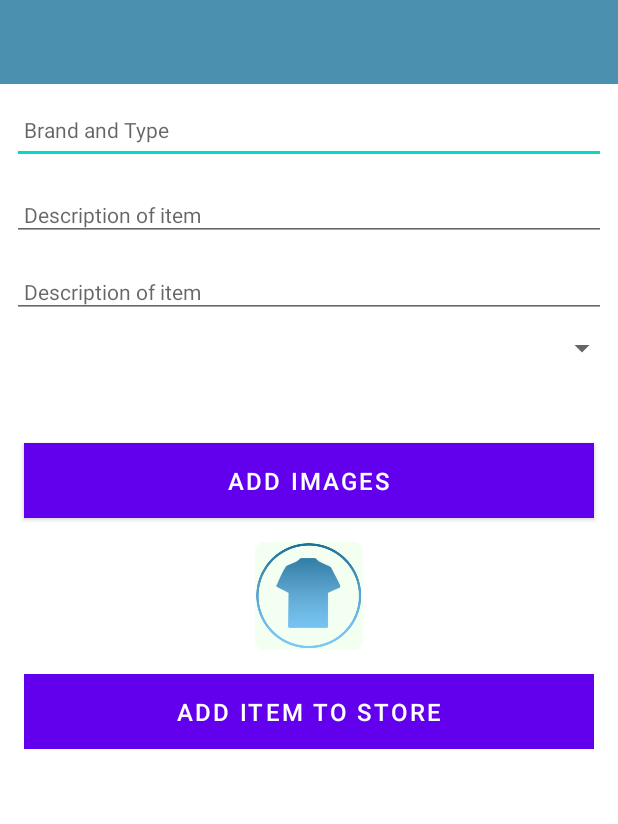
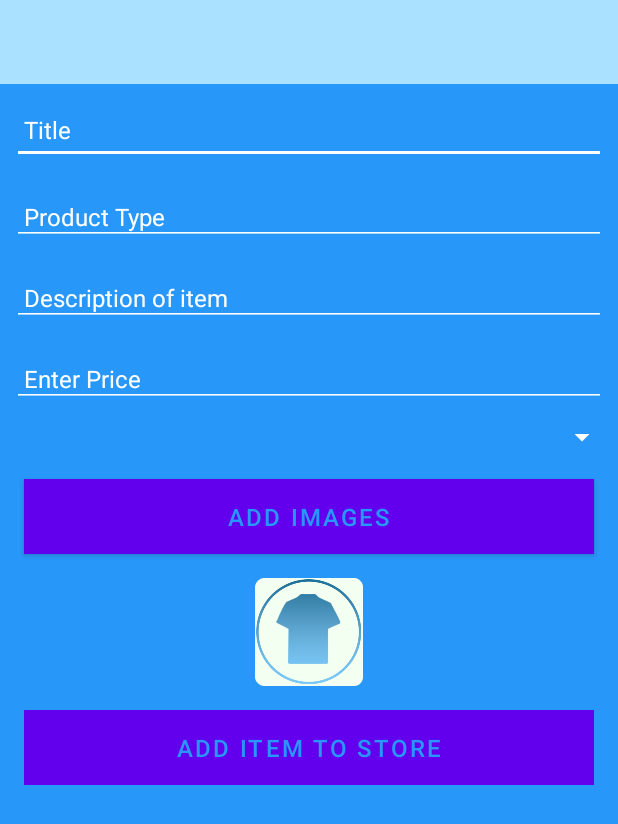
Before and after one commit to JLynch101/Wear-It, an Android app: the layout activity_clothes.xml on its own in the app's theme, with its tools: preview values and no code run, on a phone screen of 412 x 824 dp. Shown: the top 824 px of the screen. Run offline under Robolectric (Android 15) with nearby library versions, the phone set to English and light mode, and no system bars.

Commit message:
Design changes

```diff
--- a/Wear it App/app/src/main/java/ie/wit/wearit/main/ClothesActivity.kt
+++ b/Wear it App/app/src/main/java/ie/wit/wearit/main/ClothesActivity.kt
@@ -55,6 +55,7 @@ class ClothesActivity : AppCompatActivity(), AnkoLogger {
             clothesTitle.setText(clothes.title)
             description.setText(clothes.description)
             price.setText(clothes.price)
+            product.setText(clothes.product)
             clothesImage.setImageBitmap(readImageFromPath(this, clothes.image))
             if (clothes.image != null) {
                 chooseImage.setText(R.string.change_clothes_image)
@@ -66,6 +67,7 @@ class ClothesActivity : AppCompatActivity(), AnkoLogger {
             clothes.title = clothesTitle.text.toString()
             clothes.description = description.text.toString()
             clothes.price = price.text.toString()
+            clothes.product = product.text.toString()
             if (clothes.title.isEmpty()) {
                 toast(R.string.enter_clothes_title)
             } else {
--- a/Wear it App/app/src/main/java/ie/wit/wearit/main/ClothesAdapter.kt
+++ b/Wear it App/app/src/main/java/ie/wit/wearit/main/ClothesAdapter.kt
@@ -13,6 +13,7 @@ import kotlinx.android.synthetic.main.card_clothes.view.*
 import kotlinx.android.synthetic.main.card_clothes.view.clothesTitle
 import kotlinx.android.synthetic.main.card_clothes.view.description
 import kotlinx.android.synthetic.main.card_clothes.view.price as price
+import kotlinx.android.synthetic.main.card_clothes.view.product
 
 
 interface ClothesListener {
@@ -43,6 +44,7 @@ class ClothesAdapter(private var clothess: List<ClothesModel>,
             itemView.clothesTitle.text = clothes.title
             itemView.price.text = clothes.price
             itemView.description.text = clothes.description
+            itemView.product.text = clothes.product
             itemView.imageIcon.setImageBitmap(readImageFromPath(itemView.context, clothes.image))
             itemView.setOnClickListener {
                 listener.onClothesClick(clothes)
--- a/Wear it App/app/src/main/java/ie/wit/wearit/main/models/clothesJSONStore.kt
+++ b/Wear it App/app/src/main/java/ie/wit/wearit/main/models/clothesJSONStore.kt
@@ -47,6 +47,7 @@ class ClothesJSONStore : ClothesStore, AnkoLogger {
             foundClothes.title = clothes.title
             foundClothes.description = clothes.description
             foundClothes.price = clothes.price
+            foundClothes.product = clothes.price
             foundClothes.image = clothes.image
         }
         serialize()
--- a/Wear it App/app/src/main/java/ie/wit/wearit/main/models/clothesMemStore.kt
+++ b/Wear it App/app/src/main/java/ie/wit/wearit/main/models/clothesMemStore.kt
@@ -29,7 +29,8 @@ class ClothesMemStore : ClothesStore, AnkoLogger {
         if (foundClothes != null) {
             foundClothes.title = clothes.title
             foundClothes.description = clothes.description
-            foundClothes.price = clothes.description
+            foundClothes.price = clothes.price
+            foundClothes.product = clothes.product
             foundClothes.image = clothes.image
             logAll();
         }
--- a/Wear it App/app/src/main/java/ie/wit/wearit/main/models/clothesModel.kt
+++ b/Wear it App/app/src/main/java/ie/wit/wearit/main/models/clothesModel.kt
@@ -9,6 +9,7 @@ data class ClothesModel(var id: Long = 0,
                         var title: String = "",
                         var description: String = "",
                         var price: String = "",
+                        var product: String = "",
                         var image: String = "",
                         var lat : Double = 0.0,
                         var lng: Double = 0.0,
--- a/Wear it App/app/src/main/res/layout/activity_clothes.xml
+++ b/Wear it App/app/src/main/res/layout/activity_clothes.xml
@@ -5,7 +5,8 @@
     xmlns:tools="http://schemas.android.com/tools"
     android:layout_width="match_parent"
     android:layout_height="match_parent"
-    tools:context=".main.ClothesActivity">
+    tools:context=".main.ClothesActivity"
+    android:background="@color/dark_blue">
 
     <RelativeLayout
         android:layout_width="match_parent"
@@ -17,9 +18,10 @@
             android:id="@+id/appBarLayout"
             android:layout_width="match_parent"
             android:layout_height="wrap_content"
-            android:background="@color/colorAccent"
+            android:background="@color/light_blue"
             android:fitsSystemWindows="true"
             app:elevation="0dip"
+            android:textColor="@color/dark_blue"
             app:theme="@style/ThemeOverlay.AppCompat.Dark.ActionBar">
 
             <androidx.appcompat.widget.Toolbar
@@ -51,8 +53,25 @@
                     android:maxLength="25"
                     android:maxLines="1"
                     android:padding="8dp"
-                    android:textColor="@color/colorPrimaryDark"
-                    android:textSize="14sp" />
+                    android:textColor="@color/white"
+                    android:textColorHint="@color/white"
+                    android:textSize="16sp"
+                    app:backgroundTint="@color/white"/>
+
+                <EditText
+                    android:id="@+id/product"
+                    android:layout_width="match_parent"
+                    android:layout_height="wrap_content"
+                    android:layout_margin="8dp"
+                    android:hint="Product Type"
+                    android:inputType="text"
+                    android:maxLength="25"
+                    android:maxLines="1"
+                    android:padding="8dp"
+                    android:textColor="@color/white"
+                    android:textColorHint="@color/white"
+                    app:backgroundTint="@color/white"
+                    android:textSize="16sp"/>
 
                 <EditText
                     android:id="@+id/description"
@@ -64,42 +83,47 @@
                     android:maxLength="25"
                     android:maxLines="1"
                     android:padding="8dp"
-                    android:textColor="@color/colorPrimaryDark"
-                    android:textSize="14sp"/>
+                    android:textColor="@color/white"
+                    android:textColorHint="@color/white"
+                    app:backgroundTint="@color/white"
+                    android:textSize="16sp"/>
 
                 <EditText
                     android:id="@+id/price"
                     android:layout_width="match_parent"
                     android:layout_height="wrap_content"
                     android:layout_margin="8dp"
-                    android:hint="@string/hint_clothesDescription"
+                    android:hint="@string/hint_clothesPrice"
                     android:inputType="text"
                     android:maxLength="25"
                     android:maxLines="1"
                     android:padding="8dp"
-                    android:textColor="@color/colorPrimaryDark"
-                    android:textSize="14sp"/>
-<Spinner
-    android:padding="8dp"
-    android:id="@+id/size_spinner"
-    android:layout_width="match_parent"
-    android:layout_height="wrap_content"/>
+                    android:textColor="@color/white"
+                    android:textColorHint="@color/white"
+                    app:backgroundTint="@color/white"
+                    android:textSize="16sp"/>
 
-                <TextView
-                    android:layout_width="match_parent"
-                    android:layout_height="wrap_content"
-                    android:padding="8dp"
-                    android:id="@+id/size_result"/>
+                    <Spinner
+                        android:padding="8dp"
+                        android:id="@+id/size_spinner"
+                        android:layout_width="match_parent"
+                        android:layout_height="wrap_content"
+                        app:backgroundTint="@color/white"
+                        android:theme="@style/mySpinnerItemSelectedStyle"
+                        android:textColorHint="@color/white"
+                        />
+
                 <Button
                     android:id="@+id/chooseImage"
                     android:layout_width="match_parent"
                     android:layout_height="wrap_content"
+                    android:layout_gravity="center"
                     android:layout_margin="16dp"
-                    android:background="@color/colorAccent"
+                    android:background="@color/white"
                     android:paddingBottom="8dp"
                     android:paddingTop="8dp"
                     android:text="@string/button_addImage"
-                    android:textColor="@color/colorPrimary"
+                    android:textColor="@color/dark_blue"
                     android:textSize="16sp"/>
 
                 <ImageView
@@ -114,12 +138,12 @@
                     android:layout_width="match_parent"
                     android:layout_height="wrap_content"
                     android:layout_margin="16dp"
-                    android:background="@color/colorAccent"
+                    android:background="@color/white"
                     android:paddingTop="8dp"
                     android:paddingBottom="8dp"
                     android:stateListAnimator="@null"
                     android:text="@string/button_addClothes"
-                    android:textColor="@color/colorPrimary"
+                    android:textColor="@color/dark_blue"
                     android:textSize="16sp" />
             </LinearLayout>
         </ScrollView>
--- a/Wear it App/app/src/main/res/layout/card_clothes.xml
+++ b/Wear it App/app/src/main/res/layout/card_clothes.xml
@@ -33,6 +33,12 @@
             android:layout_height="wrap_content"
             android:layout_below="@id/clothesTitle"
             android:layout_toRightOf="@+id/imageIcon"/>
+        <TextView
+            android:id="@+id/product"
+            android:layout_width="wrap_content"
+            android:layout_height="wrap_content"
+            android:layout_below="@id/description"
+            android:layout_toRightOf="@+id/imageIcon"/>
 
 
 
--- a/Wear it App/app/src/main/res/menu/menu_clothes.xml
+++ b/Wear it App/app/src/main/res/menu/menu_clothes.xml
@@ -5,9 +5,11 @@
         android:id="@+id/item_delete"
         android:title="@string/menu_deleteClothes"
         android:visible="false"
-        app:showAsAction="always" />
+        app:showAsAction="always"
+        android:textColor="@color/white"/>
     <item
         android:id="@+id/item_cancel"
         android:title="@string/menu_cancelClothes"
-        app:showAsAction="always" />
+        app:showAsAction="always"
+        android:textColor="@color/white"/>
 </menu>
--- a/Wear it App/app/src/main/res/values/colors.xml
+++ b/Wear it App/app/src/main/res/values/colors.xml
@@ -13,4 +13,6 @@
     <color name="colorPrimary">#FFFFFF</color>
     <color name="colorPrimaryDark">#000000</color>
     <color name="colorAccent">#4c90af</color>
+    <color name = "hint_color">#74d1f2</color>
+    <color name="spinnerTextColor">#2897FA</color>
 </resources>
--- a/Wear it App/app/src/main/res/values/strings.xml
+++ b/Wear it App/app/src/main/res/values/strings.xml
@@ -14,8 +14,9 @@
 
     <string name="select_image">Select image</string>
 
-    <string name="hint_clothesTitle">Brand and Type</string>
+    <string name="hint_clothesTitle">Title</string>
     <string name="hint_clothesDescription">Description of item </string>
+    <string name="hint_clothesPrice">Enter Price </string>
     <string name="button_addClothes">Add item to store</string>
     <string name="menu_addClothes">Add</string>
     <string name="menu_cancelClothes">Cancel</string>
--- a/Wear it App/app/src/main/res/values/styles.xml
+++ b/Wear it App/app/src/main/res/values/styles.xml
@@ -5,4 +5,19 @@
         <item name="windowNoTitle">true</item>
     </style>
 
+    <style name="AppTheme" parent="Theme.AppCompat.Light.DarkActionBar">
+        <!-- Customize your theme here. -->
+        <item name="colorPrimary">@color/colorPrimary</item>
+        <item name="colorPrimaryDark">@color/colorPrimaryDark</item>
+        <item name="colorAccent">@color/colorAccent</item>
+
+        <item name="android:spinnerItemStyle">@style/mySpinnerItemSelectedStyle</item>
+    </style>
+
+    <style name="mySpinnerItemSelectedStyle" parent="@android:style/Widget.Holo.TextView.SpinnerItem">
+        <item name="android:textColor">@color/spinnerTextColor</item>
+    </style>
+
+
+
 </resources>
```
Also changed, not shown: Wear it App/app/src/main/res/navigation/mobile_navigation.xml (deleted, +0 -25 lines).
